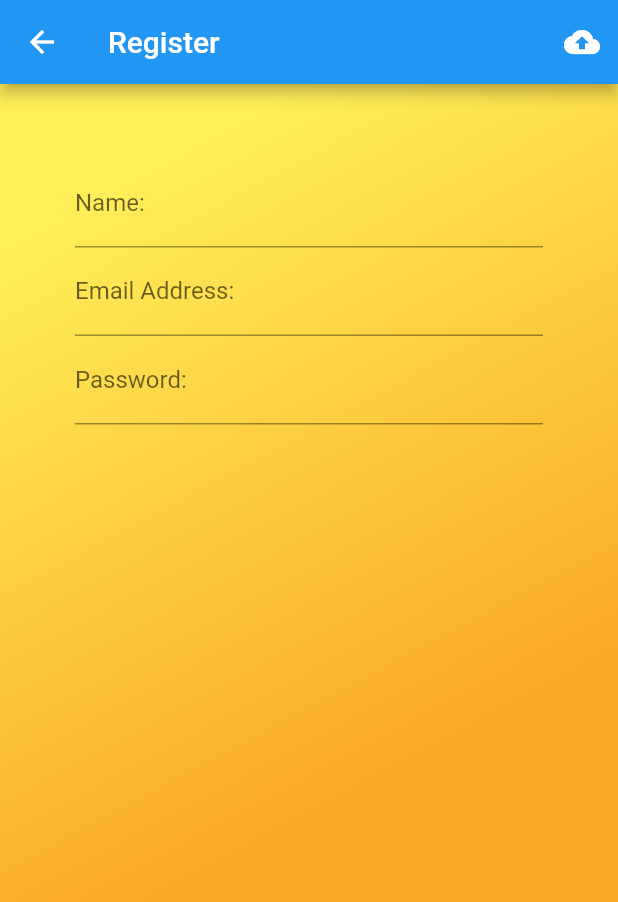
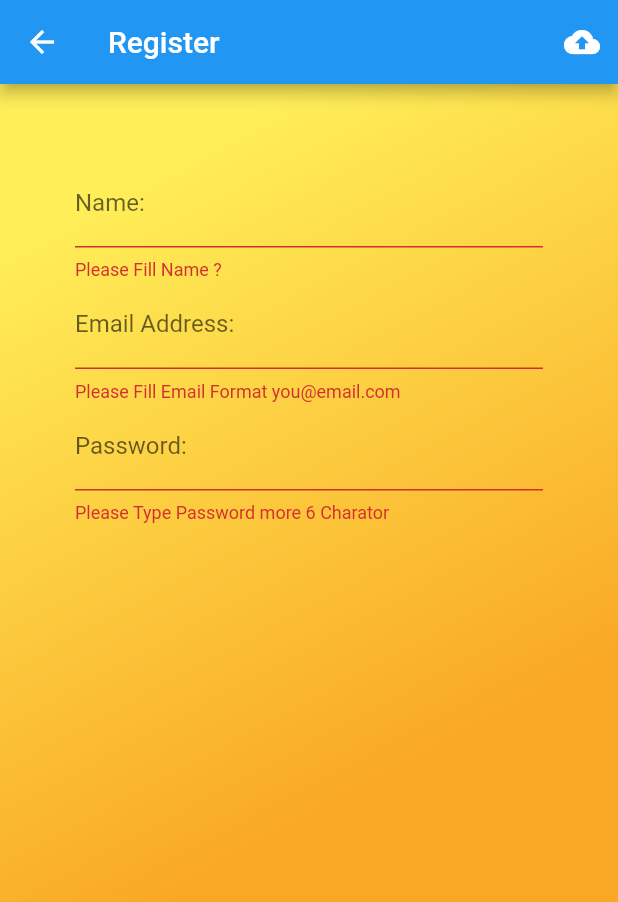
Before and after one commit to masterUNG/mo_authen, a Flutter app: the RegisterPage screen opened directly, after a tap on the "cloud upload" icon, on a phone screen of 412 x 824 dp. Shown: the top 902 px of the screen. Run offline on Flutter 3.47's test engine with Material 2 defaults, Android fonts, the phone set to English and light mode, and no system bars.

```diff
--- a/lib/screens/register_page.dart
+++ b/lib/screens/register_page.dart
@@ -6,9 +6,16 @@ class RegisterPage extends StatefulWidget {
 }
 
 class _RegisterPageState extends State<RegisterPage> {
+  final formKey = GlobalKey<FormState>();
+
   Widget nameTextField() {
     return TextFormField(
       decoration: InputDecoration(labelText: 'Name:', hintText: 'Eng Name'),
+      validator: (String value) {
+        if (value.length == 0) {
+          return 'Please Fill Name ?';
+        }
+      },
     );
   }
 
@@ -16,6 +23,11 @@ class _RegisterPageState extends State<RegisterPage> {
     return TextFormField(
       decoration: InputDecoration(
           labelText: 'Email Address:', hintText: 'you@email.com'),
+      validator: (String value) {
+        if (!value.contains('@')) {
+          return 'Please Fill Email Format you@email.com';
+        }
+      },
     );
   }
 
@@ -23,19 +35,35 @@ class _RegisterPageState extends State<RegisterPage> {
     return TextFormField(
       decoration:
           InputDecoration(labelText: 'Password:', hintText: ' more 6 Charator'),
+      validator: (String value) {
+        if (value.length <= 5) {
+          return 'Please Type Password more 6 Charator';
+        }
+      },
     );
+  }
+
+  void sentValueToServer(
+      BuildContext context, String name, String email, String passowrd) {
+    print('sentValue Work');
+
+    print(formKey.currentState.validate());
   }
 
   @override
   Widget build(BuildContext context) {
-    return Scaffold(
+    return Form(
+      key: formKey,
+      child: Scaffold(
         appBar: AppBar(
           title: Text('Register'),
           actions: <Widget>[
-          IconButton(tooltip: 'Upload Value To Server',
+            IconButton(
+              tooltip: 'Upload Value To Server',
               icon: Icon(Icons.cloud_upload),
               onPressed: () {
                 print('You click Upload');
+                sentValueToServer(context, 'test', 'test', 'test');
               },
             )
           ],
@@ -54,6 +82,7 @@ class _RegisterPageState extends State<RegisterPage> {
             ],
           ),
         ),
+      ),
     );
   }
 }
```
Lines whose indentation alone changed are shown as unchanged.
